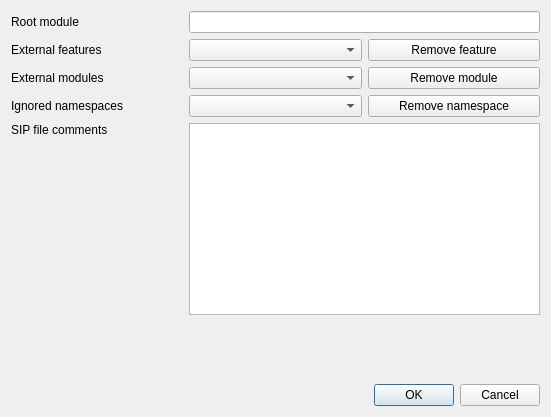
Python-SIP/metasip, file metasip/api_editor/Designer/ProjectPropertiesBase.ui: the form before one commit.
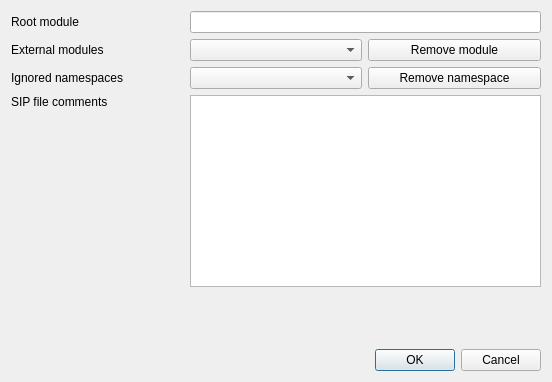
The form after the commit.

Commit message: The features tool now handles external features as well.

Patch:
```diff
--- a/metasip/api_editor/Designer/ProjectPropertiesBase.ui
+++ b/metasip/api_editor/Designer/ProjectPropertiesBase.ui
@@ -6,8 +6,8 @@
    <rect>
     <x>0</x>
     <y>0</y>
-    <width>551</width>
-    <height>417</height>
+    <width>552</width>
+    <height>382</height>
    </rect>
   </property>
   <property name="windowTitle">
@@ -16,34 +16,20 @@
   <layout class="QVBoxLayout" name="verticalLayout">
    <item>
     <layout class="QGridLayout" name="gridLayout">
-     <item row="2" column="2">
+     <item row="1" column="2">
       <widget class="QPushButton" name="buttonRemoveModule">
        <property name="text">
         <string>Remove module</string>
        </property>
       </widget>
      </item>
-     <item row="1" column="0">
-      <widget class="QLabel" name="label_5">
-       <property name="text">
-        <string>External features</string>
-       </property>
-      </widget>
-     </item>
-     <item row="3" column="2">
+     <item row="2" column="2">
       <widget class="QPushButton" name="buttonRemoveNamespace">
        <property name="text">
         <string>Remove namespace</string>
        </property>
       </widget>
      </item>
-     <item row="1" column="2">
-      <widget class="QPushButton" name="buttonRemoveExtFeatTag">
-       <property name="text">
-        <string>Remove feature</string>
-       </property>
-      </widget>
-     </item>
      <item row="0" column="1" colspan="2">
       <widget class="QLineEdit" name="rootModule"/>
      </item>
@@ -54,17 +40,14 @@
        </property>
       </widget>
      </item>
-     <item row="2" column="1">
+     <item row="1" column="1">
       <widget class="QComboBox" name="externalModules">
        <property name="editable">
         <bool>false</bool>
        </property>
       </widget>
      </item>
-     <item row="1" column="1">
-      <widget class="QComboBox" name="extFeatureTags"/>
-     </item>
-     <item row="4" column="0">
+     <item row="3" column="0">
       <widget class="QLabel" name="label_6">
        <property name="text">
         <string>SIP file comments</string>
@@ -74,24 +57,24 @@
        </property>
       </widget>
      </item>
-     <item row="3" column="1">
+     <item row="2" column="1">
       <widget class="QComboBox" name="ignoredNamespaces"/>
      </item>
-     <item row="2" column="0">
+     <item row="1" column="0">
       <widget class="QLabel" name="label">
        <property name="text">
         <string>External modules</string>
        </property>
       </widget>
      </item>
-     <item row="3" column="0">
+     <item row="2" column="0">
       <widget class="QLabel" name="label_2">
        <property name="text">
         <string>Ignored namespaces</string>
        </property>
       </widget>
      </item>
-     <item row="4" column="1" colspan="2">
+     <item row="3" column="1" colspan="2">
       <widget class="QPlainTextEdit" name="sipFileComments">
        <property name="lineWrapMode">
         <enum>QPlainTextEdit::NoWrap</enum>
```
Left out of the diff: 2 changed lines with no effect on the pictures. The commit also changes 4 other files.
